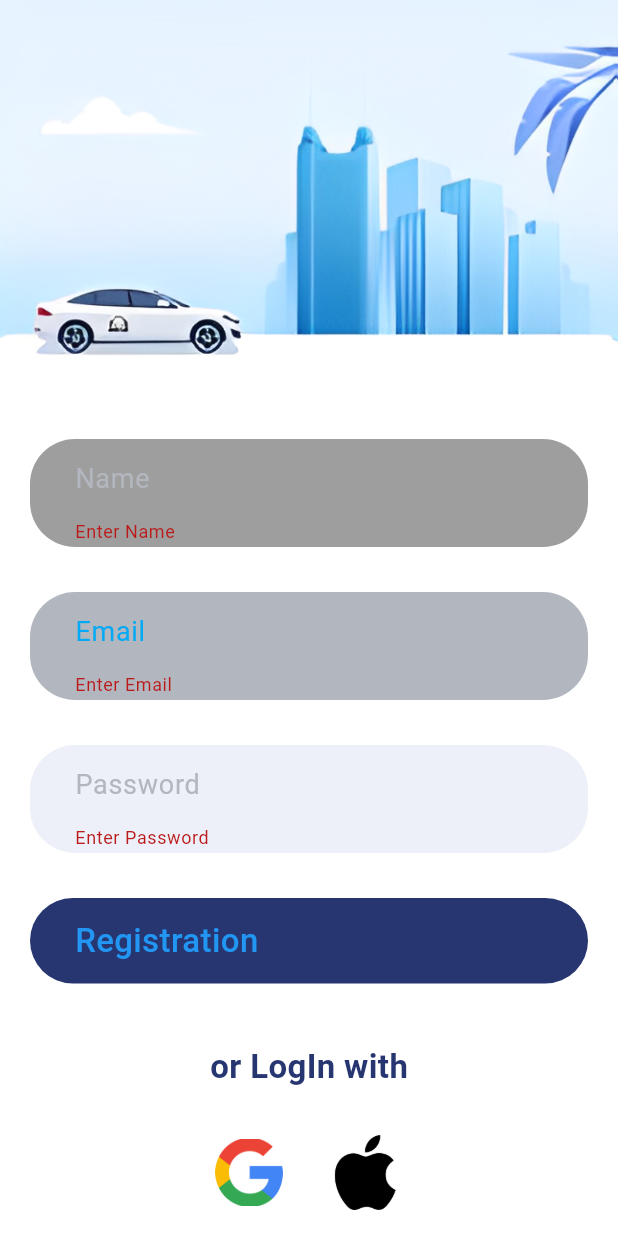
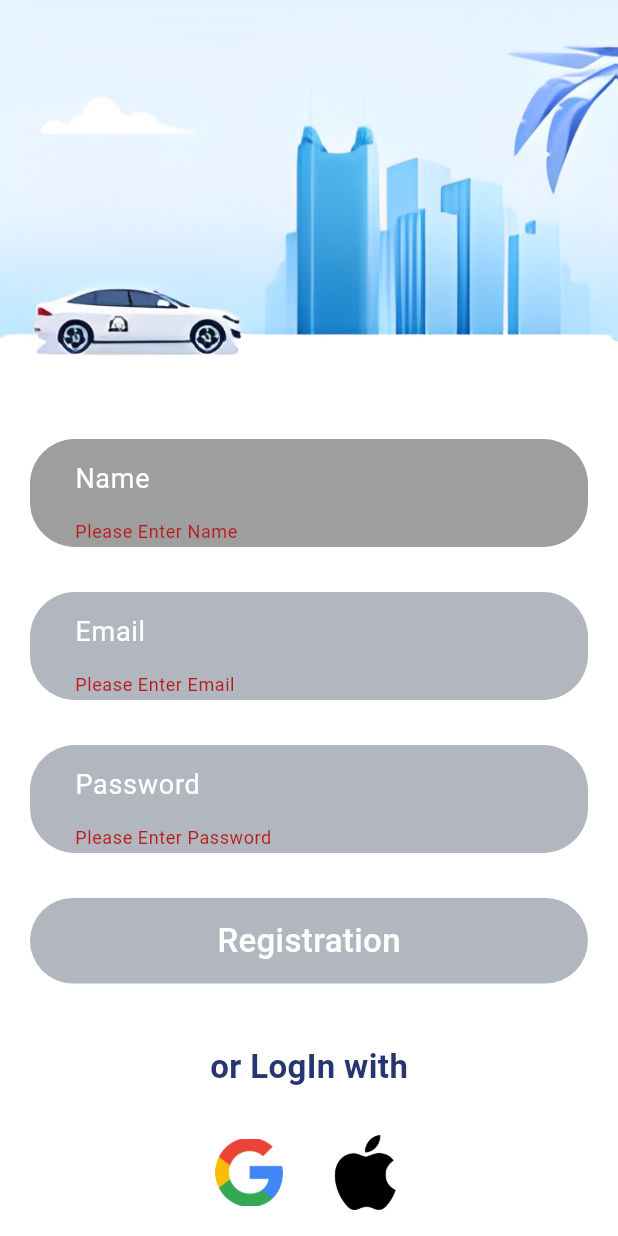
Before and after one commit to Wangbaochang1996/auth-app, a Flutter app: the screen it shows after launch, after a tap on "Registration", on a phone screen of 412 x 824 dp. Run offline on Flutter 3.47's test engine with Material 3 defaults, Android fonts, the light colour scheme and no system bars; our stand-ins replace firebase_auth, firebase_core; missing offline and left inert: firebase_app_check; accounts and stored records are empty.

Commit message:
注册功能已实现

```diff
--- a/lib/main.dart
+++ b/lib/main.dart
@@ -9,8 +9,10 @@
   await Firebase.initializeApp(
     options: DefaultFirebaseOptions.currentPlatform,
   );
-  final appCheck = FirebaseAppCheck.instance;
-  await appCheck.activate();
+  await FirebaseAppCheck.instance.activate(
+    androidProvider: AndroidProvider.playIntegrity,
+  );
+
   runApp(const MyApp());
 }
 
@@ -42,7 +44,7 @@
         colorScheme: ColorScheme.fromSeed(seedColor: Colors.deepPurple),
         useMaterial3: true,
       ),
-      home: SignUp(),
+      home: const SignUp(),
     );
   }
 }
--- a/lib/signup.dart
+++ b/lib/signup.dart
@@ -12,9 +12,9 @@ class SignUp extends StatefulWidget {
 class _SignUpState extends State<SignUp> {
   String name = "", email = "", password = "";
   final _formkey = GlobalKey<FormState>();
-  TextEditingController namecontroller = new TextEditingController();
-  TextEditingController emailcontroller = new TextEditingController();
-  TextEditingController passwordcontroller = new TextEditingController();
+  TextEditingController namecontroller = TextEditingController();
+  TextEditingController emailcontroller = TextEditingController();
+  TextEditingController passwordcontroller = TextEditingController();
 
   registration() async {
     if (password != "" &&
@@ -24,7 +24,7 @@ class _SignUpState extends State<SignUp> {
         UserCredential userCredential = await FirebaseAuth.instance
             .createUserWithEmailAndPassword(email: email, password: password);
 
-        ScaffoldMessenger.of(context).showSnackBar(SnackBar(
+        ScaffoldMessenger.of(context).showSnackBar(const SnackBar(
           content: Text(
             "Registered Successfully",
             style: TextStyle(fontSize: 20),
@@ -32,11 +32,11 @@ class _SignUpState extends State<SignUp> {
         ));
 
         Navigator.push(
-            context, MaterialPageRoute(builder: (context) => Home()));
+            context, MaterialPageRoute(builder: (context) => const Home()));
       } on FirebaseAuthException catch (e) {
         if (e.code == 'weak-password') {
           ScaffoldMessenger.of(context).showSnackBar(
-            SnackBar(
+            const SnackBar(
               backgroundColor: Colors.amber,
               content: Text(
                 "Password Provided is too Weak",
@@ -45,7 +45,7 @@ class _SignUpState extends State<SignUp> {
             ),
           );
         } else if (e.code == 'email-already-in-use') {
-          ScaffoldMessenger.of(context).showSnackBar(SnackBar(
+          ScaffoldMessenger.of(context).showSnackBar(const SnackBar(
               backgroundColor: Colors.deepOrange,
               content: Text(
                 "Account Already exists",
@@ -60,7 +60,7 @@ class _SignUpState extends State<SignUp> {
   Widget build(BuildContext context) {
     return Scaffold(
       backgroundColor: Colors.white,
-      body: Container(
+      body: SingleChildScrollView(
         child: Column(
           children: [
             SizedBox(
@@ -70,7 +70,7 @@ class _SignUpState extends State<SignUp> {
                 fit: BoxFit.cover,
               ),
             ),
-            SizedBox(
+            const SizedBox(
               height: 30,
             ),
             Padding(
@@ -91,22 +91,22 @@ class _SignUpState extends State<SignUp> {
                       child: TextFormField(
                         validator: (value) {
                           if (value == null || value.isEmpty) {
-                            return "Enter Name";
+                            return "Please Enter Name";
                           }
                           return null;
                         },
                         controller: namecontroller,
-                        decoration: InputDecoration(
+                        decoration: const InputDecoration(
                           border: InputBorder.none,
                           hintText: "Name",
                           hintStyle: TextStyle(
-                            color: Color(0xFFb2b7bf),
+                            color: Colors.white,
                             fontSize: 18,
                           ),
                         ),
                       ),
                     ),
-                    SizedBox(
+                    const SizedBox(
                       height: 30.0,
                     ),
                     Container(
@@ -115,59 +115,59 @@ class _SignUpState extends State<SignUp> {
                         horizontal: 30,
                       ),
                       decoration: BoxDecoration(
-                        color: Color(0xFFb2b7bf),
+                        color: const Color(0xFFb2b7bf),
                         borderRadius: BorderRadius.circular(30),
                       ),
                       child: TextFormField(
                         validator: (value) {
                           if (value == null || value.isEmpty) {
-                            return "Enter Email";
+                            return "Please Enter Email";
                           }
                           return null;
                         },
                         controller: emailcontroller,
-                        decoration: InputDecoration(
+                        decoration: const InputDecoration(
                           border: InputBorder.none,
                           hintText: "Email",
                           hintStyle: TextStyle(
-                            color: Colors.lightBlue,
+                            color: Colors.white,
                             fontSize: 18,
                           ),
                         ),
                       ),
                     ),
-                    SizedBox(
+                    const SizedBox(
                       height: 30.0,
                     ),
                     Container(
-                      padding: EdgeInsets.symmetric(
+                      padding: const EdgeInsets.symmetric(
                         vertical: 2,
                         horizontal: 30,
                       ),
                       decoration: BoxDecoration(
-                        color: Color(0xFFedf0f8),
+                        color: const Color(0xFFb2b7bf),
                         borderRadius: BorderRadius.circular(30),
                       ),
                       child: TextFormField(
                         validator: (value) {
                           if (value == null || value.isEmpty) {
-                            return "Enter Password";
+                            return "Please Enter Password";
                           }
                           return null;
                         },
                         controller: passwordcontroller,
-                        decoration: InputDecoration(
+                        decoration: const InputDecoration(
                           border: InputBorder.none,
                           hintText: "Password",
                           hintStyle: TextStyle(
-                            color: Color(0xFFb2b7bf),
+                            color: Colors.white,
                             fontSize: 18,
                           ),
                         ),
                         obscureText: true,
                       ),
                     ),
-                    SizedBox(
+                    const SizedBox(
                       height: 30.0,
                     ),
                     GestureDetector(
@@ -186,15 +186,17 @@ class _SignUpState extends State<SignUp> {
                         padding: const EdgeInsets.symmetric(
                             vertical: 13, horizontal: 30),
                         decoration: BoxDecoration(
-                          color: Color(0xFF273671),
+                          color: const Color(0xFFb2b7bf),
                           borderRadius: BorderRadius.circular(30),
                         ),
-                        child: Text(
-                          "Registration",
-                          style: TextStyle(
-                            color: Colors.blue,
-                            fontSize: 22,
-                            fontWeight: FontWeight.w500,
+                        child: const Center(
+                          child: Text(
+                            "Registration",
+                            style: TextStyle(
+                              color: Colors.white,
+                              fontSize: 22,
+                              fontWeight: FontWeight.w500,
+                            ),
                           ),
                         ),
                       ),
@@ -203,10 +205,10 @@ class _SignUpState extends State<SignUp> {
                 ),
               ),
             ),
-            SizedBox(
+            const SizedBox(
               height: 40,
             ),
-            Text(
+            const Text(
               "or LogIn with",
               style: TextStyle(
                 color: Color(0xFF273671),
@@ -214,7 +216,7 @@ class _SignUpState extends State<SignUp> {
                 fontWeight: FontWeight.bold,
               ),
             ),
-            SizedBox(
+            const SizedBox(
               height: 30.0,
             ),
             SafeArea(
@@ -227,7 +229,7 @@ class _SignUpState extends State<SignUp> {
                     width: 45,
                     fit: BoxFit.cover,
                   ),
-                  SizedBox(
+                  const SizedBox(
                     width: 30,
                   ),
                   Image.asset(
@@ -239,13 +241,13 @@ class _SignUpState extends State<SignUp> {
                 ],
               ),
             ),
-            SizedBox(
+            const SizedBox(
               height: 40,
             ),
             Row(
               mainAxisAlignment: MainAxisAlignment.center,
               children: [
-                Text(
+                const Text(
                   "Already have a account?",
                   style: TextStyle(
                     color: Color(0xFF8c8e98),
@@ -253,12 +255,12 @@ class _SignUpState extends State<SignUp> {
                     fontWeight: FontWeight.w500,
                   ),
                 ),
-                SizedBox(
+                const SizedBox(
                   width: 5,
                 ),
                 GestureDetector(
                   onTap: () {},
-                  child: Text(
+                  child: const Text(
                     "Login",
                     style: TextStyle(
                       color: Color(0xFF273671),
```
Also changed, not shown: 17 other files.
